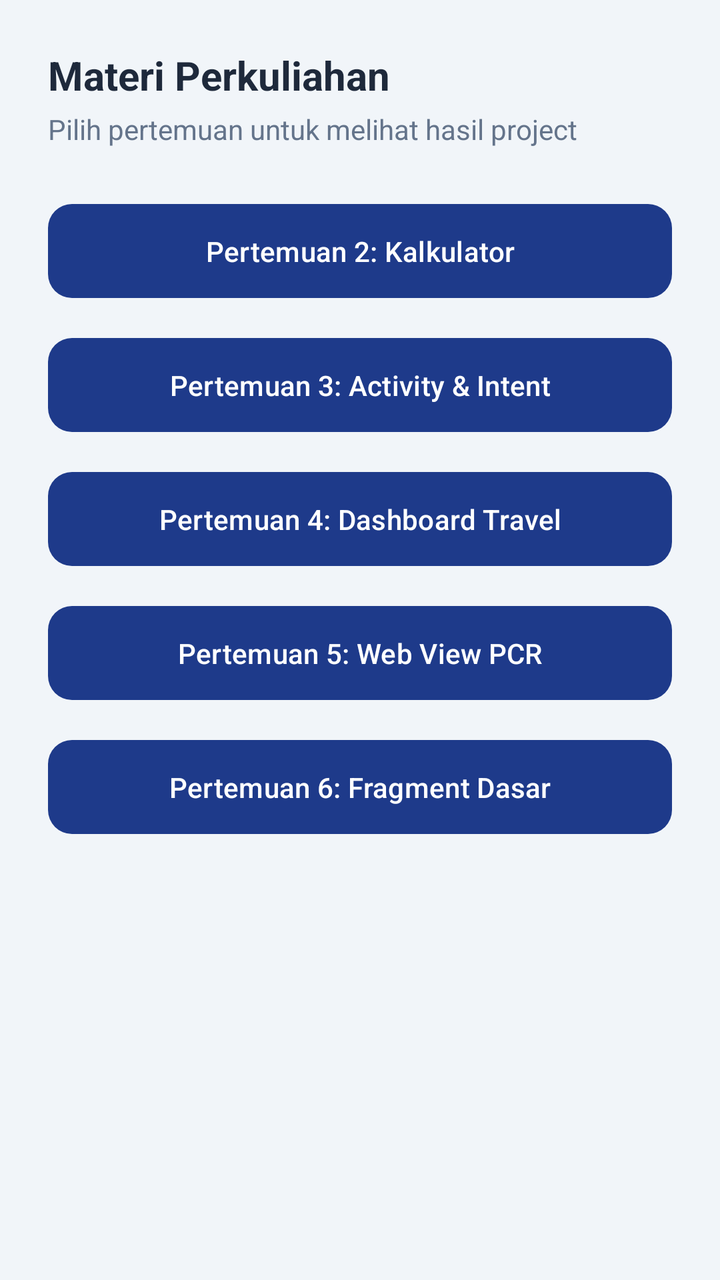
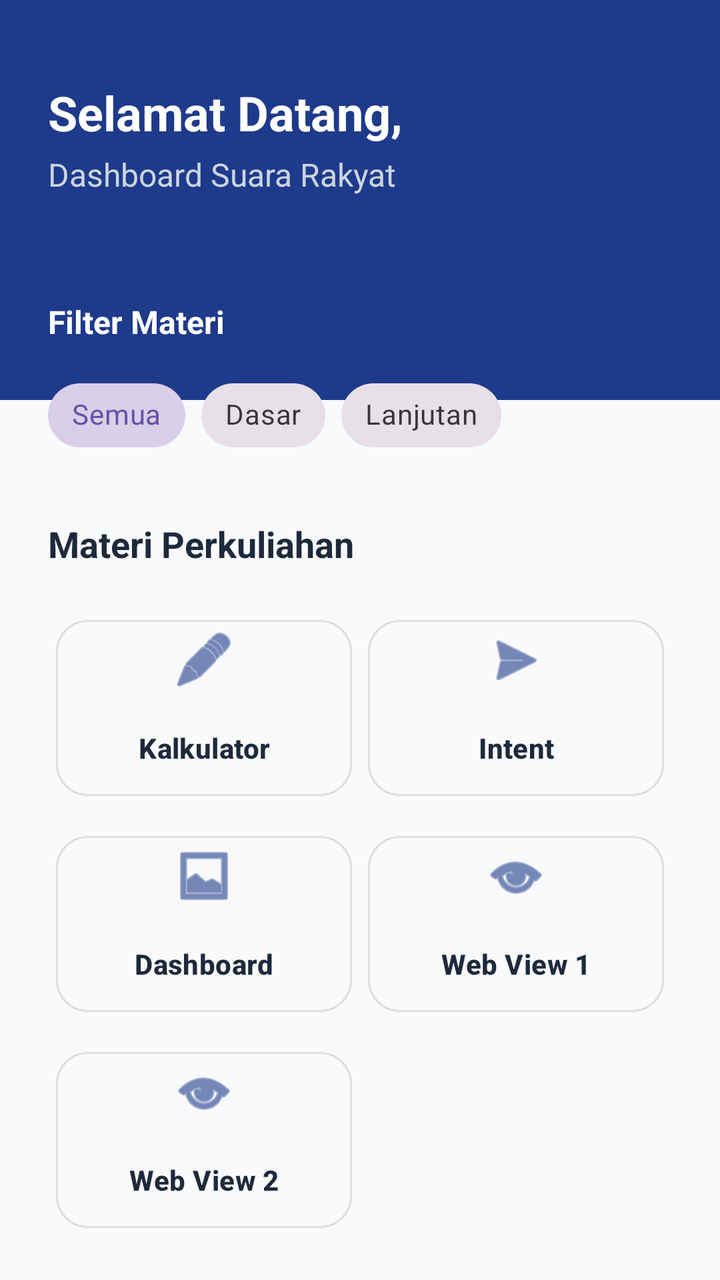

Before-and-after screenshots of an Android layout around one commit, followed by the original layout XML and the change that was made.
<!-- AndroidManifest.xml: application theme Theme.ProjectMobile -->
<!-- res/layout/fragment_home.xml -->
<?xml version="1.0" encoding="utf-8"?>
<androidx.constraintlayout.widget.ConstraintLayout
    xmlns:android="http://schemas.android.com/apk/res/android"
    xmlns:app="http://schemas.android.com/apk/res-auto"
    xmlns:tools="http://schemas.android.com/tools"
    android:layout_width="match_parent"
    android:layout_height="match_parent"
    android:background="#F1F5F9"
    tools:context=".Home.HomeFragment">

    <ScrollView
        android:layout_width="match_parent"
        android:layout_height="0dp"
        app:layout_constraintTop_toTopOf="parent"
        app:layout_constraintBottom_toBottomOf="parent">

        <LinearLayout
            android:layout_width="match_parent"
            android:layout_height="wrap_content"
            android:orientation="vertical"
            android:padding="24dp">

            <TextView
                android:layout_width="wrap_content"
                android:layout_height="wrap_content"
                android:text="Materi Perkuliahan"
                android:textColor="#1E293B"
                android:textSize="20sp"
                android:textStyle="bold" />

            <TextView
                android:layout_width="wrap_content"
                android:layout_height="wrap_content"
                android:layout_marginTop="4dp"
                android:text="Pilih pertemuan untuk melihat hasil project"
                android:textColor="#64748B"
                android:layout_marginBottom="24dp"/>

            
            <com.google.android.material.button.MaterialButton
                android:id="@+id/btnToSecond"
                android:layout_width="match_parent"
                android:layout_height="55dp"
                android:layout_marginBottom="12dp"
                android:text="Pertemuan 2: Kalkulator"
                app:backgroundTint="@color/blue_pcr"
                app:cornerRadius="12dp" />

            <com.google.android.material.button.MaterialButton
                android:id="@+id/btnToThird"
                android:layout_width="match_parent"
                android:layout_height="55dp"
                android:layout_marginBottom="12dp"
                android:text="Pertemuan 3: Activity &amp; Intent"
                app:backgroundTint="@color/blue_pcr"
                app:cornerRadius="12dp" />

            <com.google.android.material.button.MaterialButton
                android:id="@+id/btnToFourth"
                android:layout_width="match_parent"
                android:layout_height="55dp"
                android:layout_marginBottom="12dp"
                android:text="Pertemuan 4: Dashboard Travel"
                app:backgroundTint="@color/blue_pcr"
                app:cornerRadius="12dp" />

            <com.google.android.material.button.MaterialButton
                android:id="@+id/btnToFifth"
                android:layout_width="match_parent"
                android:layout_height="55dp"
                android:layout_marginBottom="12dp"
                android:text="Pertemuan 5: Web View PCR"
                app:backgroundTint="@color/blue_pcr"
                app:cornerRadius="12dp" />

            <com.google.android.material.button.MaterialButton
                android:id="@+id/btnToSixth"
                android:layout_width="match_parent"
                android:layout_height="55dp"
                android:text="Pertemuan 6: Fragment Dasar"
                app:backgroundTint="@color/blue_pcr"
                app:cornerRadius="12dp" />

        </LinearLayout>
    </ScrollView>
</androidx.constraintlayout.widget.ConstraintLayout>
<!-- resources referenced by this layout -->
<resources>
  <color name="blue_pcr">#1E3A8A</color>
  <style name="Theme.ProjectMobile" parent="Base.Theme.ProjectMobile" />
  <style name="Base.Theme.ProjectMobile" parent="Theme.Material3.DayNight.NoActionBar">
          
          
      </style>
</resources>

<!-- the commit's change to res/layout/fragment_home.xml (unified diff, before → after) -->
@@ -5,81 +5,184 @@
     xmlns:tools="http://schemas.android.com/tools"
     android:layout_width="match_parent"
     android:layout_height="match_parent"
-    android:background="#F1F5F9"
+    android:background="#F8FAFC"
     tools:context=".Home.HomeFragment">
+
+    <View
+        android:id="@+id/headerBg"
+        android:layout_width="match_parent"
+        android:layout_height="200dp"
+        android:background="@color/blue_pcr"
+        app:layout_constraintTop_toTopOf="parent"
+        app:layout_constraintStart_toStartOf="parent"
+        app:layout_constraintEnd_toEndOf="parent"/>
+
+    <TextView
+        android:id="@+id/tvGreeting"
+        android:layout_width="wrap_content"
+        android:layout_height="wrap_content"
+        android:text="Selamat Datang,"
+        android:textColor="#FFFFFF"
+        android:textSize="24sp"
+        android:textStyle="bold"
+        android:layout_marginStart="24dp"
+        android:layout_marginTop="40dp"
+        app:layout_constraintTop_toTopOf="parent"
+        app:layout_constraintStart_toStartOf="parent"/>
+
+    <TextView
+        android:id="@+id/tvAppTitle"
+        android:layout_width="wrap_content"
+        android:layout_height="wrap_content"
+        android:text="Dashboard Suara Rakyat"
+        android:textColor="#CBD5E1"
+        android:textSize="16sp"
+        android:layout_marginTop="4dp"
+        app:layout_constraintTop_toBottomOf="@id/tvGreeting"
+        app:layout_constraintStart_toStartOf="@id/tvGreeting"/>
 
     <ScrollView
         android:layout_width="match_parent"
         android:layout_height="0dp"
+        android:clipToPadding="false"
+        android:paddingBottom="24dp"
         app:layout_constraintTop_toTopOf="parent"
-        app:layout_constraintBottom_toBottomOf="parent">
+        app:layout_constraintBottom_toBottomOf="parent"
+        app:layout_constraintStart_toStartOf="parent"
+        app:layout_constraintEnd_toEndOf="parent">
 
         <LinearLayout
             android:layout_width="match_parent"
             android:layout_height="wrap_content"
             android:orientation="vertical"
-            android:padding="24dp">
+            android:paddingHorizontal="24dp"
+            android:paddingTop="150dp"> <TextView
+            android:layout_width="wrap_content"
+            android:layout_height="wrap_content"
+            android:text="Filter Materi"
+            android:textColor="#FFFFFF"
+            android:textSize="16sp"
+            android:textStyle="bold"
+            android:layout_marginBottom="12dp"/>
+
+            <com.google.android.material.chip.ChipGroup
+                android:layout_width="match_parent"
+                android:layout_height="wrap_content"
+                android:layout_marginBottom="28dp"
+                app:chipSpacingHorizontal="8dp"
+                app:singleSelection="true">
+
+                <com.google.android.material.chip.Chip
+                    style="@style/Widget.MaterialComponents.Chip.Choice"
+                    android:layout_width="wrap_content"
+                    android:layout_height="wrap_content"
+                    android:text="Semua"
+                    android:checked="true" />
+
+                <com.google.android.material.chip.Chip
+                    style="@style/Widget.MaterialComponents.Chip.Choice"
+                    android:layout_width="wrap_content"
+                    android:layout_height="wrap_content"
+                    android:text="Dasar" />
+
+                <com.google.android.material.chip.Chip
+                    style="@style/Widget.MaterialComponents.Chip.Choice"
+                    android:layout_width="wrap_content"
+                    android:layout_height="wrap_content"
+                    android:text="Lanjutan" />
+            </com.google.android.material.chip.ChipGroup>
 
             <TextView
                 android:layout_width="wrap_content"
                 android:layout_height="wrap_content"
                 android:text="Materi Perkuliahan"
                 android:textColor="#1E293B"
-                android:textSize="20sp"
-                android:textStyle="bold" />
+                android:textSize="18sp"
+                android:textStyle="bold"
+                android:layout_marginBottom="16dp"/>
 
-            <TextView
-                android:layout_width="wrap_content"
+            <GridLayout
+                android:layout_width="match_parent"
                 android:layout_height="wrap_content"
-                android:layout_marginTop="4dp"
-                android:text="Pilih pertemuan untuk melihat hasil project"
-                android:textColor="#64748B"
-                android:layout_marginBottom="24dp"/>
+                android:columnCount="2"
+                android:alignmentMode="alignMargins"
+                android:useDefaultMargins="true">
 
-            
-            <com.google.android.material.button.MaterialButton
-                android:id="@+id/btnToSecond"
-                android:layout_width="match_parent"
-                android:layout_height="55dp"
-                android:layout_marginBottom="12dp"
-                android:text="Pertemuan 2: Kalkulator"
-                app:backgroundTint="@color/blue_pcr"
-                app:cornerRadius="12dp" />
+                <com.google.android.material.button.MaterialButton
+                    android:id="@+id/btnToSecond"
+                    style="@style/Widget.MaterialComponents.Button.OutlinedButton"
+                    android:layout_width="0dp"
+                    android:layout_height="100dp"
+                    android:layout_columnWeight="1"
+                    android:text="Kalkulator"
+                    android:textAllCaps="false"
+                    android:textColor="#1E293B"
+                    app:icon="@android:drawable/ic_menu_edit"
+                    app:iconGravity="top"
+                    app:iconPadding="8dp"
+                    app:iconTint="@color/blue_pcr"
+                    app:cornerRadius="16dp"/>
 
-            <com.google.android.material.button.MaterialButton
-                android:id="@+id/btnToThird"
-                android:layout_width="match_parent"
-                android:layout_height="55dp"
-                android:layout_marginBottom="12dp"
-                android:text="Pertemuan 3: Activity &amp; Intent"
-                app:backgroundTint="@color/blue_pcr"
-                app:cornerRadius="12dp" />
+                <com.google.android.material.button.MaterialButton
+                    android:id="@+id/btnToThird"
+                    style="@style/Widget.MaterialComponents.Button.OutlinedButton"
+                    android:layout_width="0dp"
+                    android:layout_height="100dp"
+                    android:layout_columnWeight="1"
+                    android:text="Intent"
+                    android:textAllCaps="false"
+                    android:textColor="#1E293B"
+                    app:icon="@android:drawable/ic_menu_send"
+                    app:iconGravity="top"
+                    app:iconPadding="8dp"
+                    app:iconTint="@color/blue_pcr"
+                    app:cornerRadius="16dp"/>
 
-            <com.google.android.material.button.MaterialButton
-                android:id="@+id/btnToFourth"
-                android:layout_width="match_parent"
-                android:layout_height="55dp"
-                android:layout_marginBottom="12dp"
-                android:text="Pertemuan 4: Dashboard Travel"
-                app:backgroundTint="@color/blue_pcr"
-                app:cornerRadius="12dp" />
+                <com.google.android.material.button.MaterialButton
+                    android:id="@+id/btnToFourth"
+                    style="@style/Widget.MaterialComponents.Button.OutlinedButton"
+                    android:layout_width="0dp"
+                    android:layout_height="100dp"
+                    android:layout_columnWeight="1"
+                    android:text="Dashboard"
+                    android:textAllCaps="false"
+                    android:textColor="#1E293B"
+                    app:icon="@android:drawable/ic_menu_gallery"
+                    app:iconGravity="top"
+                    app:iconPadding="8dp"
+                    app:iconTint="@color/blue_pcr"
+                    app:cornerRadius="16dp"/>
 
-            <com.google.android.material.button.MaterialButton
-                android:id="@+id/btnToFifth"
-                android:layout_width="match_parent"
-                android:layout_height="55dp"
-                android:layout_marginBottom="12dp"
-                android:text="Pertemuan 5: Web View PCR"
-                app:backgroundTint="@color/blue_pcr"
-                app:cornerRadius="12dp" />
+                <com.google.android.material.button.MaterialButton
+                    android:id="@+id/btnToFifth"
+                    style="@style/Widget.MaterialComponents.Button.OutlinedButton"
+                    android:layout_width="0dp"
+                    android:layout_height="100dp"
+                    android:layout_columnWeight="1"
+                    android:text="Web View 1"
+                    android:textAllCaps="false"
+                    android:textColor="#1E293B"
+                    app:icon="@android:drawable/ic_menu_view"
+                    app:iconGravity="top"
+                    app:iconPadding="8dp"
+                    app:iconTint="@color/blue_pcr"
+                    app:cornerRadius="16dp"/>
 
-            <com.google.android.material.button.MaterialButton
-                android:id="@+id/btnToSixth"
-                android:layout_width="match_parent"
-                android:layout_height="55dp"
-                android:text="Pertemuan 6: Fragment Dasar"
-                app:backgroundTint="@color/blue_pcr"
-                app:cornerRadius="12dp" />
+                <com.google.android.material.button.MaterialButton
+                    android:id="@+id/btnToSixth"
+                    style="@style/Widget.MaterialComponents.Button.OutlinedButton"
+                    android:layout_width="0dp"
+                    android:layout_height="100dp"
+                    android:layout_columnWeight="1"
+                    android:text="Web View 2"
+                    android:textAllCaps="false"
+                    android:textColor="#1E293B"
+                    app:icon="@android:drawable/ic_menu_view"
+                    app:iconGravity="top"
+                    app:iconPadding="8dp"
+                    app:iconTint="@color/blue_pcr"
+                    app:cornerRadius="16dp"/>
+            </GridLayout>
 
         </LinearLayout>
     </ScrollView>
<!-- resource entries referenced after the edit -->
@@ -1,10 +1,21 @@
 <!-- resources referenced by this layout -->
 <resources>
   <color name="blue_pcr">#1E3A8A</color>
-  <style name="Theme.ProjectMobile" parent="Base.Theme.ProjectMobile" />
+  <style name="Theme.ProjectMobile" parent="Base.Theme.ProjectMobile">
+          <item name="materialButtonStyle">@style/Widget.App.Button</item>
+      </style>
   <style name="Base.Theme.ProjectMobile" parent="Theme.Material3.DayNight.NoActionBar">
           
           
       </style>
+  <style name="Widget.App.Button" parent="Widget.MaterialComponents.Button">
+          <item name="android:textAllCaps">false</item>
+          <item name="android:insetTop">0dp</item>
+          <item name="android:insetBottom">0dp</item>
+          <item name="android:textStyle">bold</item>
+          <item name="android:letterSpacing">0.01</item>
+          <item name="cornerRadius">28dp</item>
+          <item name="elevation">4dp</item>
+      </style>
 </resources>
 
